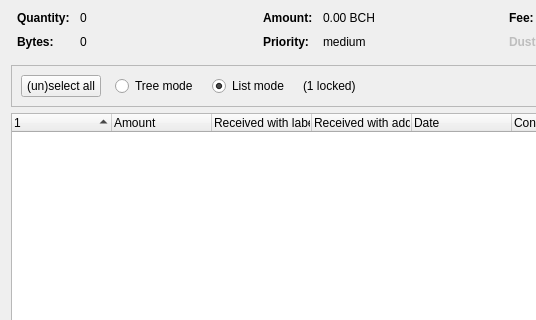
Above: src/qt/forms/coincontroldialog.ui from Pyrrha-Foundation/pyrrha-coin before the change; both pictures show x 0 to 536 and y 0 to 320 of the 1000 by 500 pixel window. Below: the same form after it.
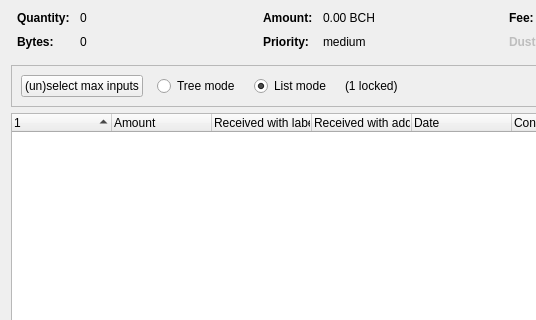
That is the form after the change. Custom widgets are drawn as their Qt base class.

Commit message:
Only allow a max of 256 inputs to be selected from coincontrol
  * if tree mode we don't select a max of 256 but we highlight the
    quantity in bold red. This quantity also shows up in bold red
    on the send coins dialog when the coincontrol dialog is closed,

  * if tree mode is not selected then if we click on the select max
    inputs button then automatically the maximum of 256 is selected
    for us.

```diff
--- a/src/qt/forms/coincontroldialog.ui
+++ b/src/qt/forms/coincontroldialog.ui
@@ -361,7 +361,7 @@
            </sizepolicy>
           </property>
           <property name="text">
-           <string>(un)select all</string>
+           <string>(un)select max inputs</string>
           </property>
           <property name="autoDefault">
            <bool>false</bool>
```
The commit also changes 1 other file.
